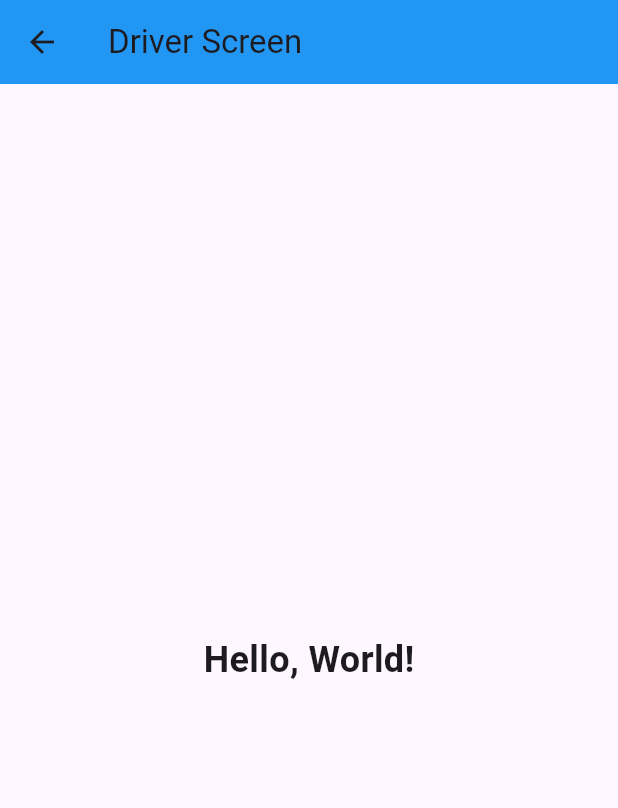
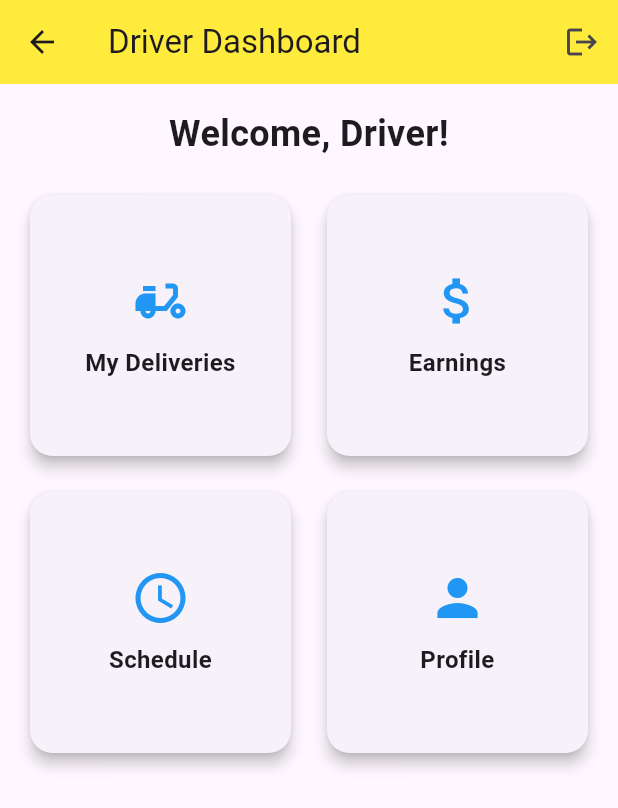
Before and after one commit to jessicamaximo23/HangryAppFlutter, a Flutter app: the DriverScreen screen opened directly, on a phone screen of 412 x 824 dp. Shown: the top 808 px of the screen. Run offline on Flutter 3.47's test engine with Material 3 defaults, Android fonts, the light colour scheme and no system bars; our stand-ins replace firebase_auth, firebase_core, firebase_database; missing offline and left inert: dart:ffi; accounts and stored records are empty.

Commit message:
Create dashboard UI Driver

```diff
--- a/lib/account_screen.dart
+++ b/lib/account_screen.dart
@@ -26,19 +26,11 @@ class AccountScreen extends StatelessWidget {
               mainAxisAlignment: MainAxisAlignment.center,
               children: <Widget>[
                 Image.asset(
-                  'images/assets/logobackground.png', // Caminho da imagem
+                  'images/assets/logobackground.png',
                   width: 150,
                   height: 100,
                 ),
                 SizedBox(height: 16.0), // Espaçamento
-                Text(
-                  'Welcome to Hangry',
-                  style: TextStyle(
-                    fontSize: 24,
-                    fontFamily: 'RammettoOne-Regular',
-                    color: hangryBlue,
-                  ),
-                ),
                 Image.asset(
                   'images/assets/image1.png',
                   width: 200,
--- a/lib/driver_screen.dart
+++ b/lib/driver_screen.dart
@@ -11,7 +11,6 @@ class DriverScreen extends StatefulWidget {
 
 class _DriverScreen extends State<DriverScreen> {
 
-  //SignOut created. Just add to the button you want to use.
   void _signOut(BuildContext context) async {
     try {
       await FirebaseAuth.instance.signOut();
@@ -30,13 +29,100 @@ class _DriverScreen extends State<DriverScreen> {
   Widget build(BuildContext context) {
     return Scaffold(
       appBar: AppBar(
-        title: const Text('Driver Screen'),
-        backgroundColor: Colors.blue,
+        title: const Text('Driver Dashboard'),
+        backgroundColor: Colors.yellow,
+        actions: [
+          IconButton(
+            icon: const Icon(Icons.logout),
+            onPressed: () => _signOut(context),
+          ),
+        ],
       ),
-      body: const Center(
-        child: Text(
-          'Hello, World!',
-          style: TextStyle(fontSize: 24, fontWeight: FontWeight.bold),
+      body: Padding(
+        padding: const EdgeInsets.all(16.0),
+        child: Column(
+          crossAxisAlignment: CrossAxisAlignment.stretch,
+          children: [
+            // Welcome message
+            const Text(
+              'Welcome, Driver!',
+              style: TextStyle(fontSize: 24, fontWeight: FontWeight.bold),
+              textAlign: TextAlign.center,
+            ),
+            const SizedBox(height: 20),
+
+            // Dashboard cards
+            Expanded(
+              child: GridView.count(
+                crossAxisCount: 2,
+                crossAxisSpacing: 16,
+                mainAxisSpacing: 16,
+                children: [
+                  _buildDashboardCard(
+                    icon: Icons.delivery_dining,
+                    title: 'My Deliveries',
+                    onTap: () {
+                      // Navigate to deliveries screen
+                    },
+                  ),
+                  _buildDashboardCard(
+                    icon: Icons.attach_money,
+                    title: 'Earnings',
+                    onTap: () {
+                      // Navigate to earnings screen
+                    },
+                  ),
+                  _buildDashboardCard(
+                    icon: Icons.schedule,
+                    title: 'Schedule',
+                    onTap: () {
+                      // Navigate to schedule screen
+                    },
+                  ),
+                  _buildDashboardCard(
+                    icon: Icons.person,
+                    title: 'Profile',
+                    onTap: () {
+                      // Navigate to profile screen
+                    },
+                  ),
+                ],
+              ),
+            ),
+          ],
+        ),
+      ),
+    );
+  }
+
+  // Helper function to build dashboard cards
+  Widget _buildDashboardCard({
+    required IconData icon,
+    required String title,
+    required VoidCallback onTap,
+  }) {
+    return Card(
+      elevation: 4,
+      shape: RoundedRectangleBorder(
+        borderRadius: BorderRadius.circular(15),
+      ),
+      child: InkWell(
+        borderRadius: BorderRadius.circular(15),
+        onTap: onTap,
+        child: Padding(
+          padding: const EdgeInsets.all(16.0),
+          child: Column(
+            mainAxisAlignment: MainAxisAlignment.center,
+            children: [
+              Icon(icon, size: 40, color: Colors.blue),
+              const SizedBox(height: 10),
+              Text(
+                title,
+                style: const TextStyle(fontSize: 16, fontWeight: FontWeight.bold),
+                textAlign: TextAlign.center,
+              ),
+            ],
+          ),
         ),
       ),
     );
```
